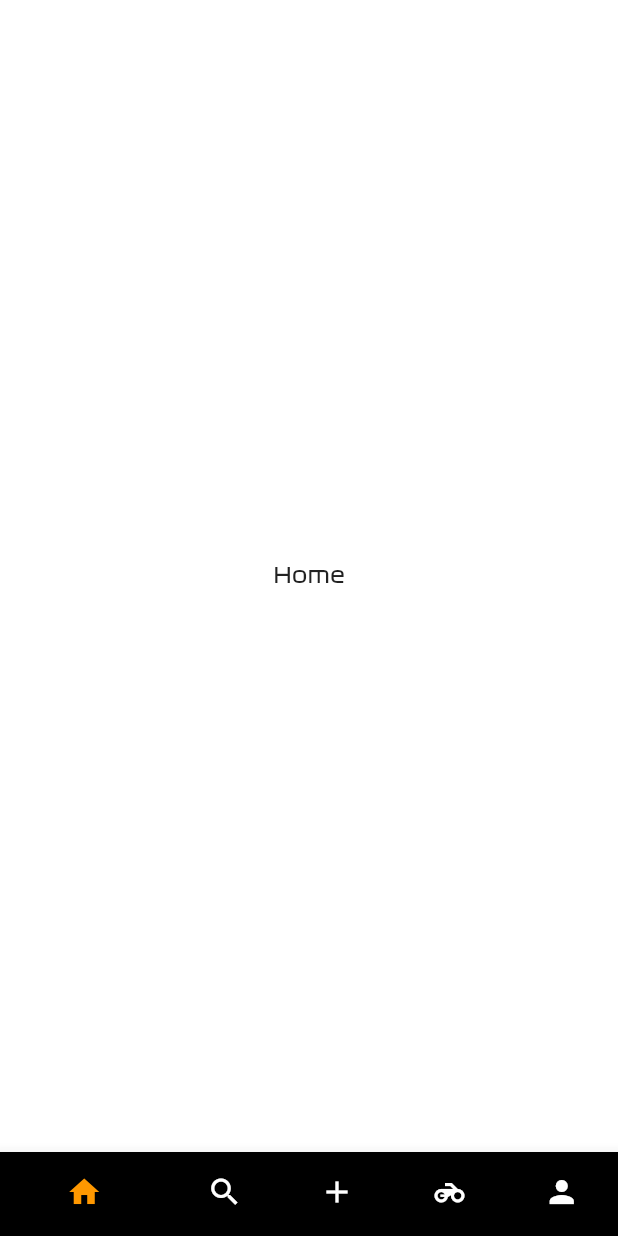
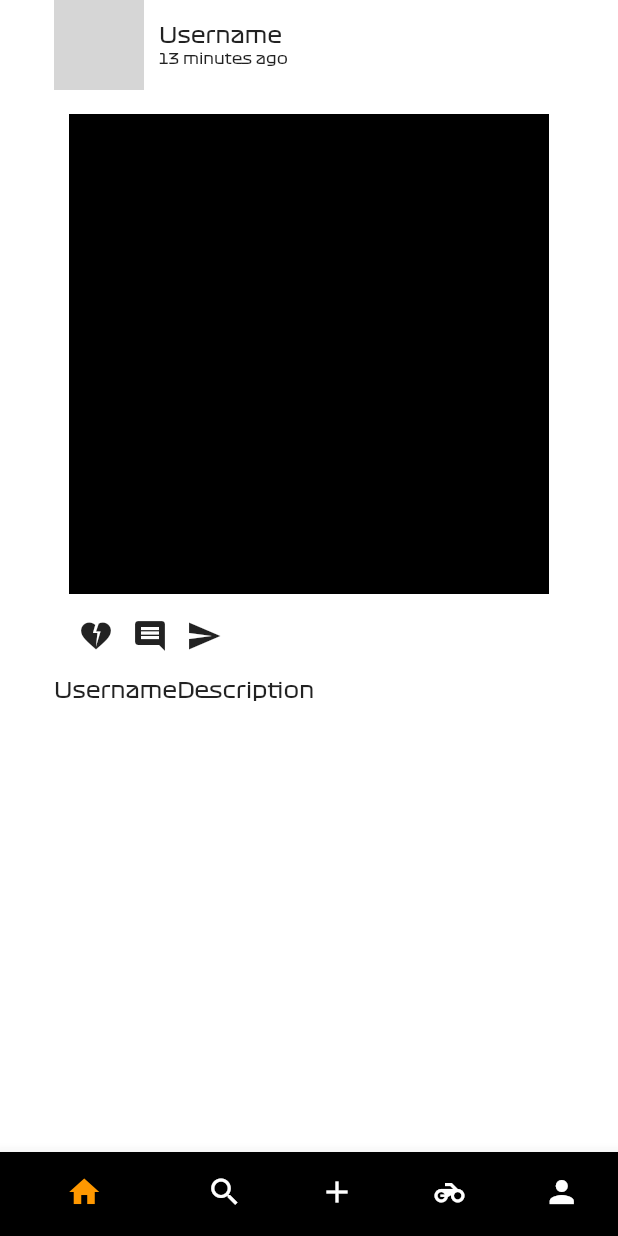
Before and after one commit to fatihbozer/ridesnbikes, a Flutter app: the screen it shows after launch, on a phone screen of 412 x 824 dp. Run offline on Flutter 3.47's test engine with Material 2 defaults, Android fonts, the light colour scheme and no system bars; network calls fail; grey boxes are pictures that could not be loaded.

Commit message:
"beitrag bearbietet"

```diff
--- a/lib/screens/homescreen.dart
+++ b/lib/screens/homescreen.dart
@@ -1,14 +1,67 @@
 import 'package:flutter/material.dart';
+import 'package:rides_n_bikes/screens/widgets.dart';
 
 class HomeScreen extends StatelessWidget {
   @override
   Widget build(BuildContext context) {
     return Scaffold(
       backgroundColor: Colors.white,
-      body: Center(
-        child: Text(
-          'Home',
-        ),
+      body: ListView(
+        children: [
+          Column(
+            children: [
+              Padding(
+                padding: const EdgeInsets.only(left: 36.0),
+                child: Row(
+                  children: [
+                    Container(
+                      child: buildPostPicture(),
+                    ),
+                    const SizedBox(width: 10),
+                    const Column(
+                      crossAxisAlignment: CrossAxisAlignment.start,
+                      children: [
+                        Text(
+                          'Username',
+                        ),
+                        Text(
+                          '13 minutes ago',
+                          style: TextStyle(fontSize: 10),
+                        ),
+                      ],
+                    ),
+                  ],
+                ),
+              ),
+              const SizedBox(height: 16),
+              Container(width: 320, height: 320, color: Colors.black),
+              const SizedBox(height: 16),
+              const Padding(
+                padding: EdgeInsets.only(left: 52.0),
+                child: Row(
+                  children: [
+                    Icon(Icons.heart_broken),
+                    Padding(
+                      padding: EdgeInsets.fromLTRB(12.0, 0.0, 12.0, 0.0),
+                      child: Icon(Icons.comment),
+                    ),
+                    Icon(Icons.send),
+                  ],
+                ),
+              ),
+              const SizedBox(height: 16),
+              const Padding(
+                padding: EdgeInsets.only(left: 36.0),
+                child: Row(
+                  children: [
+                    Text('Username'),
+                    Text('Description'),
+                  ],
+                ),
+              ),
+            ],
+          ),
+        ],
       ),
     );
   }
```
